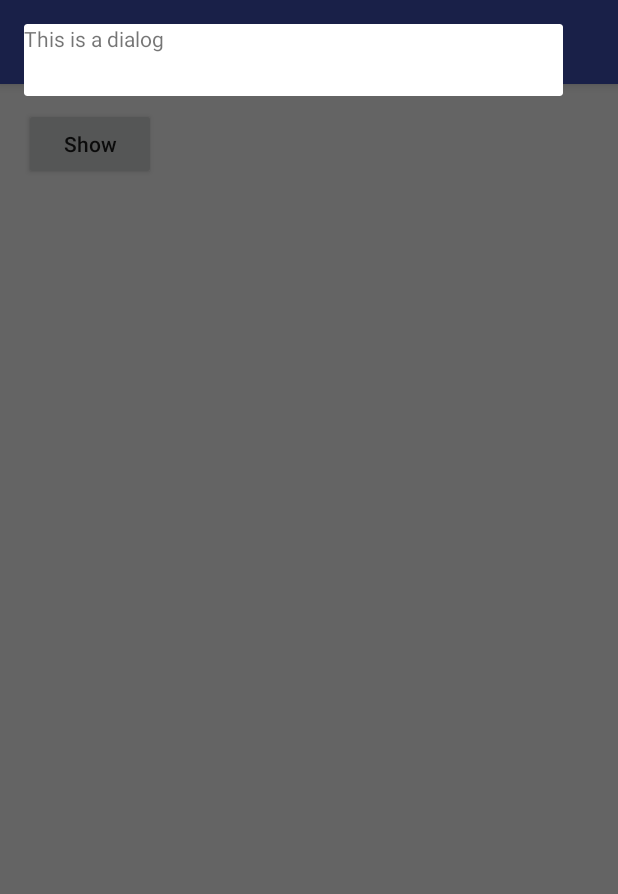
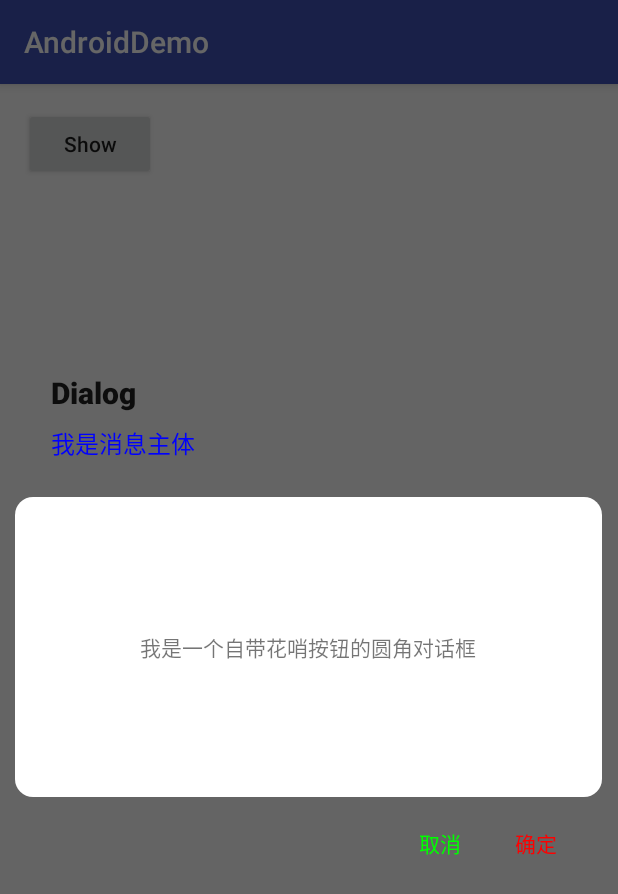
Before and after one commit to phanz/AndroidDemo, an Android app: the AlertDialogActivity screen opened directly, with no data from a screen before it, after a tap on "Show", on a phone screen of 412 x 824 dp. Shown: the top 894 px of the screen. Run offline under Robolectric (Android 15) with nearby library versions, the phone set to English and light mode, and no system bars.

Commit message:
AlertDialog,PopWindow,Permission用法添加

```diff
--- a/app/build.gradle
+++ b/app/build.gradle
@@ -31,4 +31,5 @@ dependencies {
     compile 'io.reactivex:rxandroid:1.1.0'
     compile 'com.android.support:design:25.3.0'
     compile 'com.j256.ormlite:ormlite-android:5.0'
+    compile project(path: ':Utils')
 }
--- a/app/src/main/java/com/example/demo/dialog/AlertDialogActivity.java
+++ b/app/src/main/java/com/example/demo/dialog/AlertDialogActivity.java
@@ -1,13 +1,20 @@
 package com.example.demo.dialog;
 
 import android.content.Context;
+import android.graphics.Color;
+import android.graphics.Typeface;
+import android.graphics.drawable.ColorDrawable;
 import android.support.v7.app.AlertDialog;
 import android.support.v7.app.AppCompatActivity;
 import android.os.Bundle;
+import android.text.SpannableStringBuilder;
+import android.text.Spanned;
+import android.text.style.StyleSpan;
 import android.view.LayoutInflater;
 import android.view.View;
 import android.view.WindowManager;
 import android.widget.Button;
+import android.widget.TextView;
 
 import com.example.demo.R;
 
@@ -30,25 +37,37 @@ public class AlertDialogActivity extends AppCompatActivity {
     }
 
     public AlertDialog crateDialog(Context context){
+        //Android默认不允许对title修改，故title样式只能在setTitle之前做处理,这里是加粗
+        String title = "Dialog";
+        SpannableStringBuilder titleBuilder = new SpannableStringBuilder(title);
+        StyleSpan spanState = new StyleSpan(Typeface.BOLD);
+        titleBuilder.setSpan(spanState,0,title.length(), Spanned.SPAN_EXCLUSIVE_INCLUSIVE);
 
         AlertDialog.Builder builder = new AlertDialog.Builder(context)
-                //.setTitle("Dialog")
-                .setView(R.layout.dialog_content);
-                //.setNegativeButton("取消",null)
-                //.setPositiveButton("确定",null);
-                //.setMessage("This is a Dialog");
+                .setTitle(titleBuilder)
+                .setMessage("我是消息主体")
+                .setView(R.layout.dialog_content)//引入圆角自定义View
+                .setNegativeButton("取消",null)
+                .setPositiveButton("确定",null);
 
         final AlertDialog dialog = builder.create();
         dialog.setCanceledOnTouchOutside(false);
-        dialog.getWindow().setType(WindowManager.LayoutParams.TYPE_TOAST);
         dialog.show();
 
         /*WindowManager.LayoutParams params = dialog.getWindow().getAttributes();
         params.width = 800;
         params.height = 1300;
-        dialog.getWindow().setAttributes(params);
+        dialog.getWindow().setAttributes(params);*/
+        TextView msgView = (TextView)dialog.findViewById(android.R.id.message);
+        msgView.setTextColor(getResources().getColor(R.color.blue));
+        //设置按钮颜色
         Button positiveBtn = dialog.getButton(AlertDialog.BUTTON_POSITIVE);
-        positiveBtn.setTextColor(getResources().getColor(R.color.colorAccent));*/
+        positiveBtn.setTextColor(getResources().getColor(R.color.red));
+
+        Button negativeBtn = dialog.getButton(AlertDialog.BUTTON_NEGATIVE);
+        negativeBtn.setTextColor(getResources().getColor(R.color.green));
+        //设置窗口背景透明，否则圆角框看不出效果
+        dialog.getWindow().setBackgroundDrawable(new ColorDrawable(Color.TRANSPARENT));
         return dialog;
     }
 }
--- a/app/src/main/res/layout/dialog_content.xml
+++ b/app/src/main/res/layout/dialog_content.xml
@@ -1,17 +1,13 @@
 <?xml version="1.0" encoding="utf-8"?>
 <LinearLayout xmlns:android="http://schemas.android.com/apk/res/android"
     android:orientation="vertical"
-    android:layout_width="wrap_content"
+    android:layout_width="match_parent"
     android:layout_height="wrap_content"
-    android:background="@android:color/transparent">
+    android:background="@drawable/round_dialog_white">
 
-    <LinearLayout
-        android:layout_width="wrap_content"
-        android:layout_height="wrap_content"
-        android:background="@drawable/round_dialog_white">
-        <TextView
-            android:layout_width="match_parent"
-            android:layout_height="match_parent"
-            android:text="This is a dialog"/>
-    </LinearLayout>
+    <TextView
+        android:layout_width="match_parent"
+        android:layout_height="200dp"
+        android:gravity="center"
+        android:text="我是一个自带花哨按钮的圆角对话框"/>
 </LinearLayout>
--- a/app/src/main/res/values/colors.xml
+++ b/app/src/main/res/values/colors.xml
@@ -6,5 +6,9 @@
 
     <color name="color_item_press">#ffff0000</color>
     <color name="color_item_normal">#44ff0000</color>
-    <color name="white">#ffffffff</color>
+    <color name="white">#fff</color>
+    <color name="black">#000</color>
+    <color name="green">#0f0</color>
+    <color name="red">#f00</color>
+    <color name="blue">#00f</color>
 </resources>
--- a/app/src/main/res/values/styles.xml
+++ b/app/src/main/res/values/styles.xml
@@ -8,4 +8,9 @@
         <item name="colorAccent">@color/colorAccent</item>
     </style>
 
+    <style name="anim_popup_bottombar">
+        <item name="android:windowEnterAnimation">@anim/popup_bottombar_in</item>
+        <item name="android:windowExitAnimation">@anim/popup_bottombar_out</item>
+    </style>
+
 </resources>
```
Also changed, not shown: app/src/main/java/com/example/demo/permission/PermissionActivity.java (+31 -0 lines), app/src/main/java/com/example/demo/popup/PopupActivity.java (+20 -19 lines), app/src/main/res/anim/popup_bottombar_in.xml (added, +16 -0 lines), app/src/main/res/anim/popup_bottombar_out.xml (added, +13 -0 lines), app/src/main/res/layout/qrcode_share_bar.xml (added, +49 -0 lines), app/src/main/res/drawable-xhdpi/faci_share_bg.png (added), app/src/main/res/drawable-xhdpi/icon_friend.png (added), app/src/main/res/drawable-xhdpi/icon_qq.png (added), app/src/main/res/drawable-xhdpi/icon_qq_inter.png (added), app/src/main/res/drawable-xhdpi/icon_wechat.png (added).
